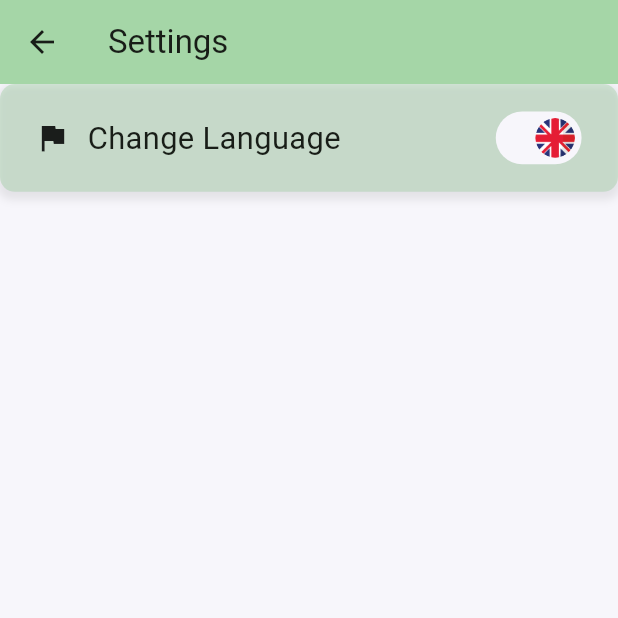
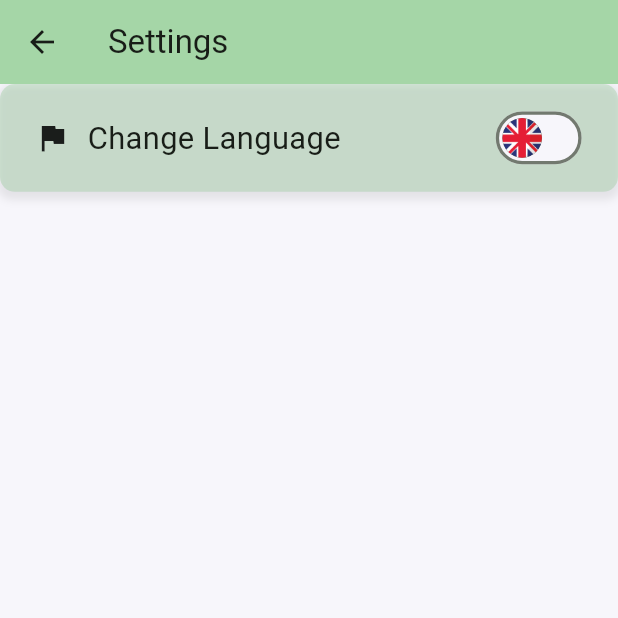
Before and after one commit to sandesh-z/medicine_tracker, a Flutter app: the screen it shows after launch, item 3 of the bottom bar chosen, on a phone screen of 412 x 824 dp, the top half of it. Run offline on Flutter 3.47's test engine with Material 3 defaults, Android fonts, the phone set to English and light mode, and no system bars; our stand-ins replace auto_route, awesome_notifications, bloc, convex_bottom_bar, dartz, equatable and 8 more; missing offline and left inert: android_alarm_manager_plus; accounts and stored records are empty; generated files the repository leaves out were written again.

Commit message:
bug fix: state not saving issue in setting fixed

```diff
--- a/lib/features/settings_cubit/settings_cubit.dart
+++ /dev/null
@@ -1,28 +0,0 @@
-import 'package:flutter_bloc/flutter_bloc.dart';
-import 'package:freezed_annotation/freezed_annotation.dart';
-import 'package:injectable/injectable.dart';
-import 'package:medicine_tracker/app_constants/constants.dart';
-import 'package:shared_preferences/shared_preferences.dart';
-
-part 'settings_state.dart';
-part 'settings_cubit.freezed.dart';
-
-@lazySingleton
-class SettingsCubit extends Cubit<SettingsState> {
-  final SharedPreferences _sharedPreferences;
-
-  SettingsCubit(this._sharedPreferences) : super(SettingsState.initial()) {
-    setDefaultLanguage();
-  }
-
-  setDefaultLanguage() {
-    bool isEnglish = _sharedPreferences
-            .getBool(AppLocalizationConstants.hasSelectedEnglish) ??
-        true;
-    emit(state.copyWith(isEnglish: isEnglish));
-  }
-
-  changeLanguageKey(bool isEnglish) {
-    emit(state.copyWith(isEnglish: isEnglish));
-  }
-}
--- a/lib/features/settings_cubit/settings_state.dart
+++ /dev/null
@@ -1,8 +0,0 @@
-part of 'settings_cubit.dart';
-
-@freezed
-class SettingsState with _$SettingsState {
-  const factory SettingsState({required bool isEnglish}) = _SettingsState;
-
-  factory SettingsState.initial() => const SettingsState(isEnglish: true);
-}
--- a/lib/ui/pages/settings/settings_page.dart
+++ b/lib/ui/pages/settings/settings_page.dart
@@ -1,13 +1,13 @@
 import 'package:auto_route/auto_route.dart';
 import 'package:flutter/material.dart';
-import 'package:flutter_bloc/flutter_bloc.dart';
 import 'package:flutter_screenutil/flutter_screenutil.dart';
+import 'package:medicine_tracker/app_constants/constants.dart';
 import 'package:medicine_tracker/core/localization/app_locale.dart';
 import 'package:medicine_tracker/core/localization/strings.dart';
 import 'package:medicine_tracker/features/localization_cubit/app_localization_cubit.dart';
-import 'package:medicine_tracker/features/settings_cubit/settings_cubit.dart';
 import 'package:medicine_tracker/injections/injection.dart';
 import 'package:medicine_tracker/ui/widgets/shadow_box_widget.dart';
+import 'package:shared_preferences/shared_preferences.dart';
 
 @RoutePage()
 class SettingsPage extends StatefulWidget {
@@ -20,15 +20,12 @@ class SettingsPage extends StatefulWidget {
 class _SettingsPageState extends State<SettingsPage> {
   @override
   Widget build(BuildContext context) {
-    return BlocProvider(
-      create: (_) => getIt<SettingsCubit>(),
-      child: Scaffold(
+    return Scaffold(
       appBar: AppBar(
         title: Text(strings.settings),
         backgroundColor: Colors.green.shade200,
       ),
       body: const SettingsListWidget(),
-      ),
     );
   }
 }
@@ -66,6 +63,32 @@ class SettingItem extends StatefulWidget {
 }
 
 class _SettingItemState extends State<SettingItem> {
+  bool isSwitched = false;
+  @override
+  void initState() {
+    getSwitchValues();
+    super.initState();
+  }
+
+  getSwitchValues() async {
+    isSwitched = await getSwitchState();
+    setState(() {});
+  }
+
+  Future<bool> getSwitchState() async {
+    SharedPreferences prefs = await SharedPreferences.getInstance();
+    bool isSwitchedFT =
+        prefs.getBool(AppLocalizationConstants.hasSelectedEnglish) ?? false;
+
+    return isSwitchedFT;
+  }
+
+  Future<bool> saveSwitchState(bool value) async {
+    SharedPreferences prefs = await SharedPreferences.getInstance();
+    prefs.setBool(AppLocalizationConstants.hasSelectedEnglish, value);
+    return prefs.setBool(AppLocalizationConstants.hasSelectedEnglish, value);
+  }
+
   @override
   Widget build(BuildContext context) {
     return ShadowBoxWidget(
@@ -81,27 +104,24 @@ class _SettingItemState extends State<SettingItem> {
             style: TextStyle(fontSize: 18.sp),
           ),
           const Spacer(),
-          BlocBuilder<SettingsCubit, SettingsState>(
-            builder: (context, state) {
-              return Transform.scale(
+          Transform.scale(
             scale: 1.1,
             child: Switch(
-                  trackColor:
-                      MaterialStateProperty.all(const Color(0xffF7F6FB)),
-                  activeThumbImage:
-                      const AssetImage('assets/icons/united-kingdom.png'),
+              trackColor: MaterialStateProperty.all(const Color(0xffF7F6FB)),
+              activeThumbImage: const AssetImage('assets/icons/nepal.png'),
               inactiveThumbImage:
-                      const AssetImage("assets/icons/nepal.png"),
-                  value: state.isEnglish,
+                  const AssetImage("assets/icons/united-kingdom.png"),
+              value: isSwitched,
               onChanged: (value) {
-                    getIt<AppLocalizationCubit>().changeLang(state.isEnglish
-                        ? AppLocale.nepalese
-                        : AppLocale.english);
-                    getIt<SettingsCubit>().changeLanguageKey(value);
+                setState(() {
+                  isSwitched = value;
+                  saveSwitchState(value);
+                });
+
+                getIt<AppLocalizationCubit>()
+                    .changeLang(value ? AppLocale.nepalese : AppLocale.english);
               },
             ),
-              );
-            },
           ),
         ],
       ),
```
Also changed, not shown: lib/features/settings_cubit/settings_cubit.freezed.dart (deleted), lib/injections/injection.config.dart. Lines whose indentation alone changed are shown as unchanged.
